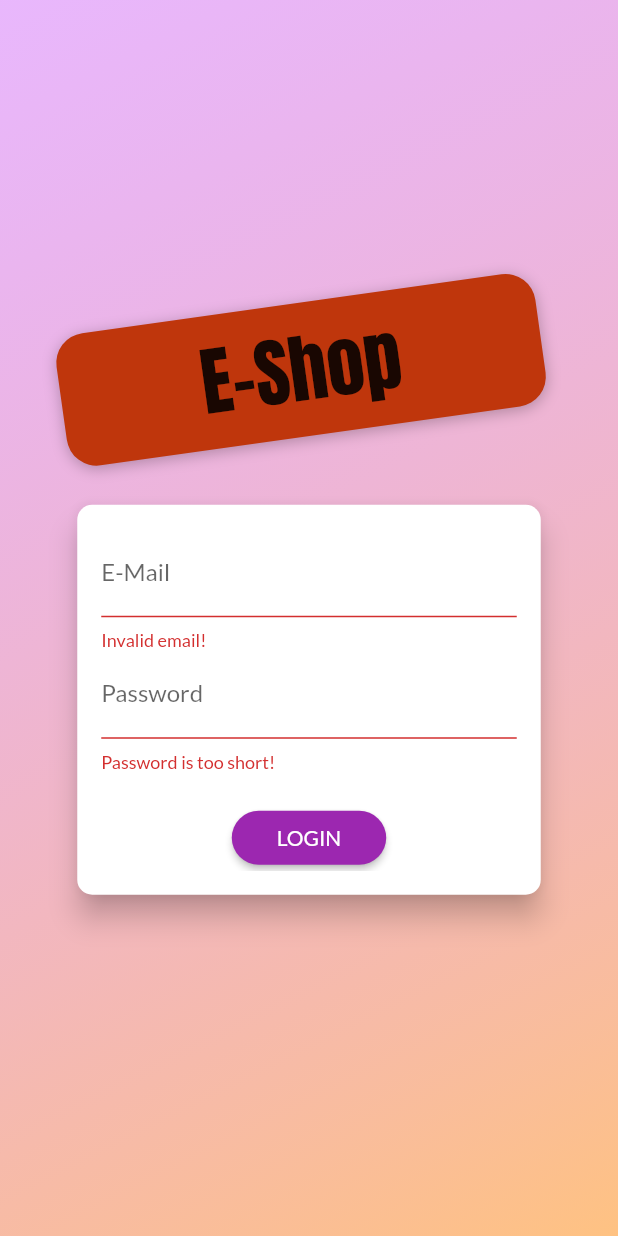
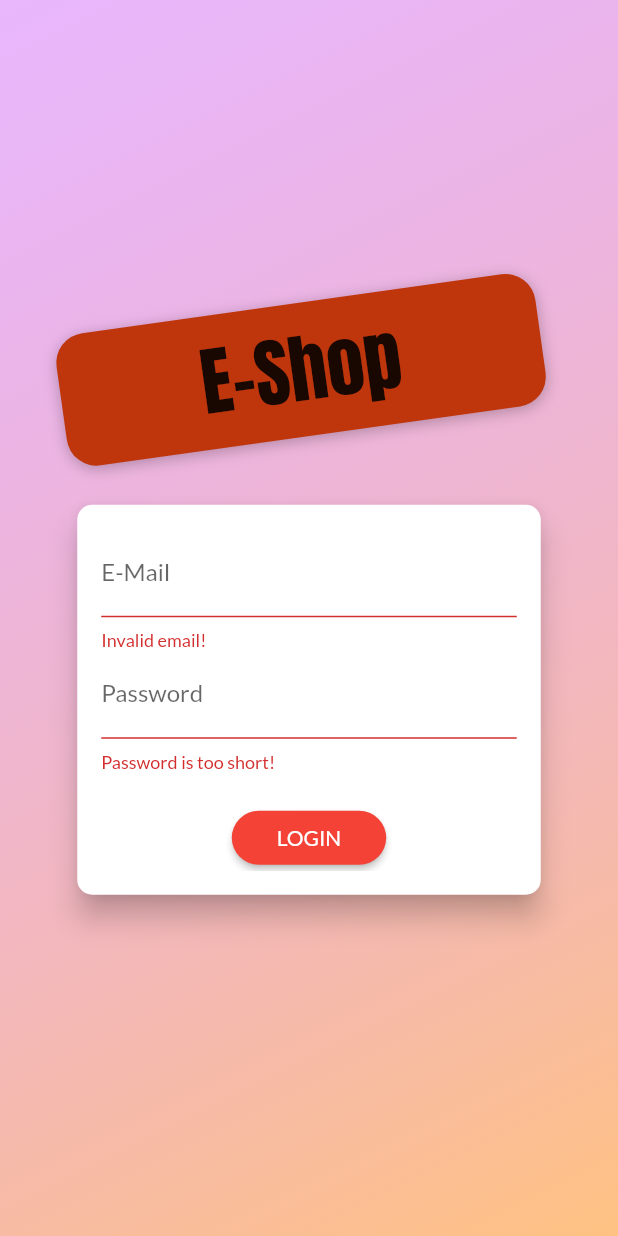
Before and after one commit to mdskrumi/ecommerce-app-with-flutter, a Flutter app: the screen it shows after launch, after a tap on "LOGIN", on a phone screen of 412 x 824 dp. Run offline on Flutter 3.47's test engine with Material 2 defaults, Android fonts, the phone set to English and light mode, and no system bars; our stand-ins replace shared_preferences; network calls fail.

```diff
--- a/ecommerce_app/lib/main.dart
+++ b/ecommerce_app/lib/main.dart
@@ -26,8 +26,8 @@ class MyApp extends StatelessWidget {
         ),
         ChangeNotifierProxyProvider<Auth, Products>(
           create: (_) => Products(),
-          update: (_, auth, previousProductData) =>
-              Products()..setAuth(auth.token,auth.userId, previousProductData.items),
+          update: (_, auth, previousProductData) => Products()
+            ..setAuth(auth.token, auth.userId, previousProductData.items),
         ),
         ChangeNotifierProxyProvider<Auth, Cart>(
           create: (_) => Cart(),
@@ -36,8 +36,8 @@ class MyApp extends StatelessWidget {
         ),
         ChangeNotifierProxyProvider<Auth, Order>(
           create: (_) => Order(),
-          update: (_, auth, previousOrderData) =>
-              Order()..setAuth(auth.token, auth.userId, previousOrderData.orders),
+          update: (_, auth, previousOrderData) => Order()
+            ..setAuth(auth.token, auth.userId, previousOrderData.orders),
         )
       ],
       child: Consumer<Auth>(
@@ -45,14 +45,23 @@ class MyApp extends StatelessWidget {
           debugShowCheckedModeBanner: false,
           title: 'Flutter Demo',
           theme: ThemeData(
-            primarySwatch: Colors.purple,
+            primarySwatch: Colors.red,
             accentColor: Colors.orange,
             fontFamily: "Lato",
           ),
           //initialRoute: '/',
-          home: auth.isAuth() ? ProductOverviewScreen() : AuthScreen(),
+          home: auth.isAuth()
+              ? ProductOverviewScreen()
+              : FutureBuilder(
+                  future: auth.autoLogIn(),
+                  builder: (ctx, dataSnapshot) =>
+                      dataSnapshot.connectionState == ConnectionState.waiting
+                          ? Center(
+                              child: CircularProgressIndicator(),
+                            )
+                          : AuthScreen()),
           routes: {
-            // '/' : (ctx) => AuthScreen(),
+            //'/': (ctx) => AuthScreen(),
             ProductOverviewScreen.routeName: (ctx) => ProductOverviewScreen(),
             ProductOverviewScreen.routeName: (ctx) => ProductOverviewScreen(),
             ProductDetailScreen.routeName: (ctx) => ProductDetailScreen(),
--- a/ecommerce_app/lib/providers/auth.dart
+++ b/ecommerce_app/lib/providers/auth.dart
@@ -1,9 +1,9 @@
-import 'dart:async';
-
 import 'package:flutter/material.dart';
 import 'package:http/http.dart' as http;
+import 'package:shared_preferences/shared_preferences.dart';
 
 import 'dart:convert';
+import 'dart:async';
 
 import '../models/htttp_Exception.dart';
 
@@ -60,6 +60,14 @@ class Auth with ChangeNotifier {
       );
       autoLogOut();
       notifyListeners();
+
+      final prefs = await SharedPreferences.getInstance();
+      final userData = json.encode({
+        'token': _token,
+        'userId': _uId,
+        'expiryDate': _expiryDate.toIso8601String(),
+      });
+      prefs.setString("userData", userData);
     } catch (error) {
       throw error;
     }
@@ -73,7 +81,27 @@ class Auth with ChangeNotifier {
     return _authenticate(email, pass, 'signInWithPassword');
   }
 
-  void logOut() {
+  Future<bool> autoLogIn() async {
+    final prefs = await SharedPreferences.getInstance();
+    if (!prefs.containsKey("userData")) {
+      return false;
+    }
+    final userData =
+        json.decode(prefs.getString("userData")) as Map<String, dynamic>;
+    final expiryDate = DateTime.parse(userData['expiryDate']);
+    if (expiryDate.isBefore(DateTime.now())) {
+      return false;
+    }
+
+    _token = userData['token'];
+    _uId = userData['userId'];
+    _expiryDate = expiryDate;
+    notifyListeners();
+    autoLogOut();
+    return true;
+  }
+
+  Future<void> logOut() async {
     _token = null;
     _uId = null;
     _expiryDate = null;
@@ -82,8 +110,9 @@ class Auth with ChangeNotifier {
       _authTimer.cancel();
       _authTimer = null;
     }
-
     notifyListeners();
+    final prefs = await SharedPreferences.getInstance();
+    prefs.clear();
   }
 
   void autoLogOut() {
--- a/ecommerce_app/lib/screens/product_detail_screen.dart
+++ b/ecommerce_app/lib/screens/product_detail_screen.dart
@@ -51,7 +51,7 @@ class ProductDetailScreen extends StatelessWidget {
                   IconButton(
                     icon: Icon(
                       Icons.shopping_cart,
-                      color: Colors.red,
+                      color: Theme.of(context).accentColor,
                       size: 30,
                     ),
                     onPressed: () {
--- a/ecommerce_app/lib/screens/product_overview_screen.dart
+++ b/ecommerce_app/lib/screens/product_overview_screen.dart
@@ -1,7 +1,5 @@
 import 'package:flutter/material.dart';
 import 'package:provider/provider.dart';
-
-import 'package:intl/intl.dart';
 
 import '../providers/products.dart';
 import '../widgets/badge.dart';
--- a/ecommerce_app/lib/widgets/appdrawer.dart
+++ b/ecommerce_app/lib/widgets/appdrawer.dart
@@ -16,7 +16,6 @@ class AppDrawer extends StatelessWidget {
             title: Text("Options"),
             automaticallyImplyLeading: false,
           ),
-          Divider(),
           ListTile(
             leading: Icon(Icons.shop),
             title: Text("Shop"),
@@ -48,6 +47,7 @@ class AppDrawer extends StatelessWidget {
             title: Text("Log Out"),
             onTap: () {
               Navigator.of(context).pop();
+              Navigator.of(context).pushReplacementNamed('/');
               Provider.of<Auth>(context, listen: false).logOut();
             },
           ),
--- a/ecommerce_app/lib/widgets/cart_item.dart
+++ b/ecommerce_app/lib/widgets/cart_item.dart
@@ -1,6 +1,7 @@
 import 'package:flutter/material.dart';
+import 'package:provider/provider.dart';
+
 import '../providers/cart.dart';
-import 'package:provider/provider.dart';
 
 class CartItemLayout extends StatelessWidget {
   final String id;
--- a/ecommerce_app/lib/widgets/order_item.dart
+++ b/ecommerce_app/lib/widgets/order_item.dart
@@ -2,6 +2,8 @@ import 'dart:math';
 
 import 'package:flutter/material.dart';
 import 'package:intl/intl.dart';
+
+
 import '../providers/order.dart';
 
 class OrderItemLayout extends StatefulWidget {
--- a/ecommerce_app/lib/widgets/product_Grid.dart
+++ b/ecommerce_app/lib/widgets/product_Grid.dart
@@ -2,8 +2,9 @@ import 'package:flutter/material.dart';
 import 'package:provider/provider.dart';
 
 import '../providers/product.dart';
+import '../providers/products.dart';
+
 import '../widgets/product_item.dart';
-import '../providers/products.dart';
 
 class ProductGridview extends StatelessWidget {
   bool isFavOnly;
--- a/ecommerce_app/lib/widgets/product_item.dart
+++ b/ecommerce_app/lib/widgets/product_item.dart
@@ -1,8 +1,9 @@
 import 'package:flutter/material.dart';
 import 'package:provider/provider.dart';
 
+import '../screens/product_detail_screen.dart';
+
 import '../providers/product.dart';
-import '../screens/product_detail_screen.dart';
 import '../providers/cart.dart';
 import '../providers/auth.dart';
 
--- a/ecommerce_app/lib/widgets/user_product.dart
+++ b/ecommerce_app/lib/widgets/user_product.dart
@@ -1,6 +1,10 @@
 import 'package:flutter/material.dart';
 import 'package:provider/provider.dart';
+
+
 import '../screens/edit_product_screen.dart';
+
+
 import '../providers/products.dart';
 
 class UserProduct extends StatelessWidget {
--- a/ecommerce_app/pubspec.yaml
+++ b/ecommerce_app/pubspec.yaml
@@ -26,6 +26,7 @@ dependencies:
   provider: ^4.1.1
   intl: ^0.16.1
   http: ^0.12.1
+  shared_preferences: ^0.5.7+3
 
   # The following adds the Cupertino Icons font to your application.
   # Use with the CupertinoIcons class for iOS style icons.
```
Also changed, not shown: ecommerce_app/pubspec.lock.
